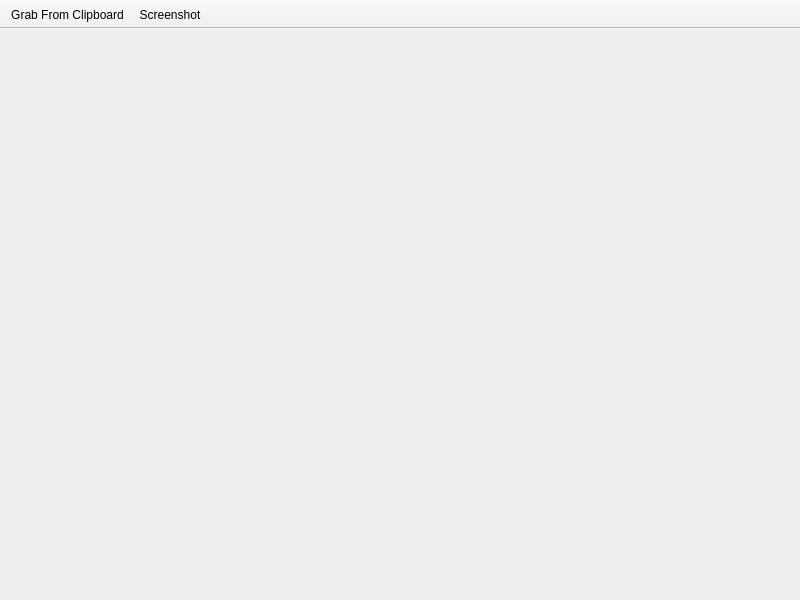
The window that textgrab/mainwindow.ui (PowerSnail/textgrab) describes before a commit, drawn with Qt 5.
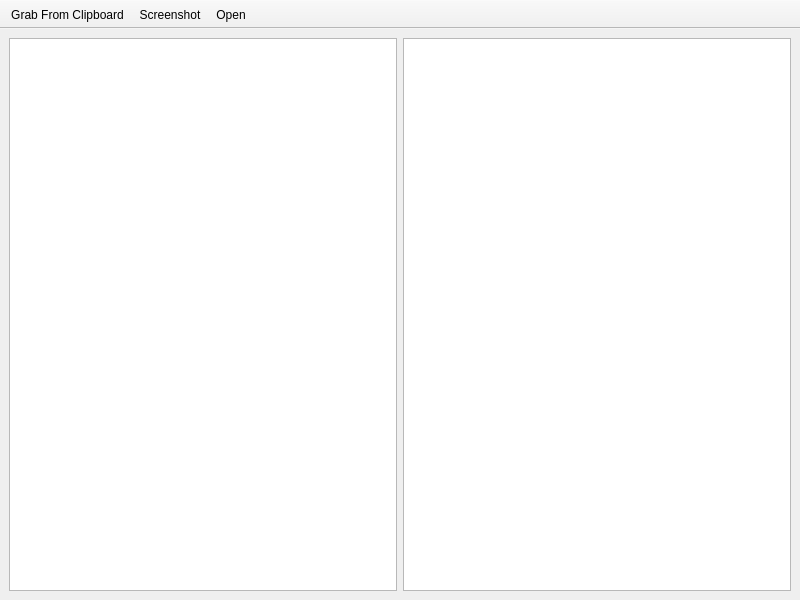
The same window after the commit. Icons and pictures are not drawn.

```diff
--- a/textgrab/mainwindow.ui
+++ b/textgrab/mainwindow.ui
@@ -13,7 +13,30 @@
   <property name="windowTitle">
    <string>MainWindow</string>
   </property>
-  <widget class="QWidget" name="central_widget"/>
+  <widget class="QWidget" name="central_widget">
+   <layout class="QHBoxLayout" name="horizontalLayout">
+    <item>
+     <widget class="QGraphicsView" name="graphics_view">
+      <property name="sizePolicy">
+       <sizepolicy hsizetype="Preferred" vsizetype="Expanding">
+        <horstretch>0</horstretch>
+        <verstretch>0</verstretch>
+       </sizepolicy>
+      </property>
+     </widget>
+    </item>
+    <item>
+     <widget class="QTextEdit" name="text_edit">
+      <property name="sizePolicy">
+       <sizepolicy hsizetype="Preferred" vsizetype="Ignored">
+        <horstretch>0</horstretch>
+        <verstretch>0</verstretch>
+       </sizepolicy>
+      </property>
+     </widget>
+    </item>
+   </layout>
+  </widget>
   <widget class="QToolBar" name="toolBar">
    <property name="windowTitle">
     <string>toolBar</string>
@@ -35,6 +58,7 @@
    </attribute>
    <addaction name="action_grab_from_clipboard"/>
    <addaction name="action_screenshot"/>
+   <addaction name="action_open"/>
   </widget>
   <action name="action_grab_from_clipboard">
    <property name="text">
@@ -44,6 +68,20 @@
   <action name="action_screenshot">
    <property name="text">
     <string>Screenshot</string>
+   </property>
+   <property name="shortcut">
+    <string>Ctrl+I</string>
+   </property>
+  </action>
+  <action name="action_open">
+   <property name="icon">
+    <iconset theme="document-open"/>
+   </property>
+   <property name="text">
+    <string>Open</string>
+   </property>
+   <property name="shortcut">
+    <string>Ctrl+O</string>
    </property>
   </action>
  </widget>
```
Left out of the diff: 11 changed lines with no effect on the pictures.
